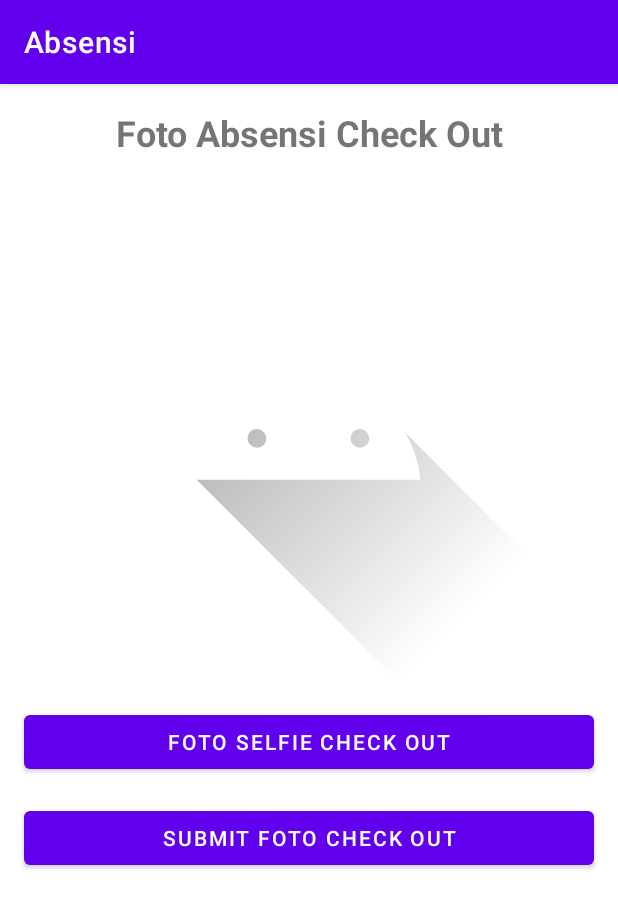
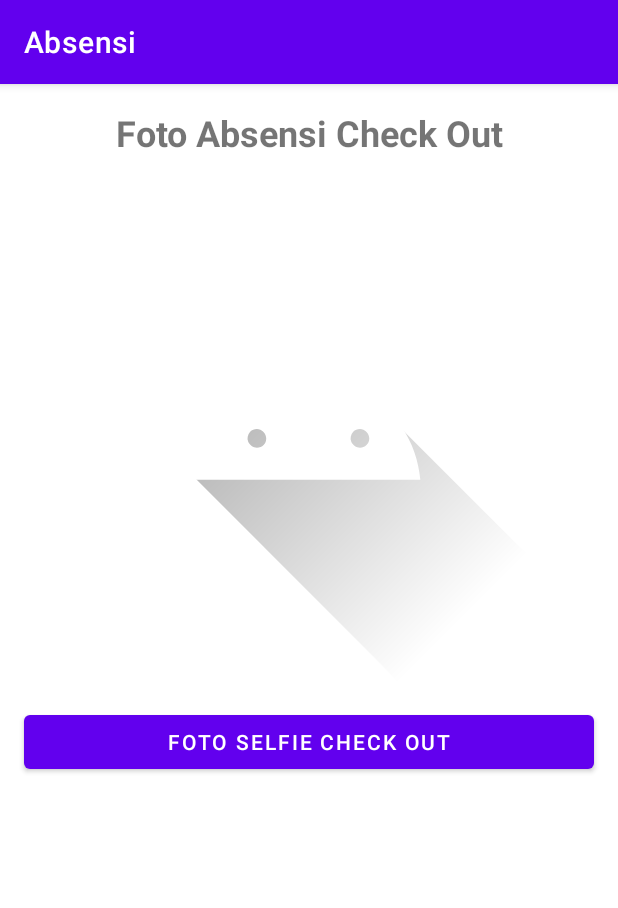
Before and after one commit to sulaiman666/AbsensiAndroid, an Android app: the CheckOutActivity screen opened directly, with no data from a screen before it, after a tap on "FOTO SELFIE CHECK OUT", on a phone screen of 412 x 824 dp. Shown: the top 908 px of the screen. Run offline under Robolectric (Android 15) with nearby library versions, the phone set to English and light mode, and no system bars; libraries missing offline, so code that uses them is left out: in.mayanknagwanshi.imagepicker; 5 statements that could not run were skipped.

Commit message:
fix checkin checkout

```diff
--- a/app/src/main/java/id/solo/absensi/CheckOutActivity.java
+++ b/app/src/main/java/id/solo/absensi/CheckOutActivity.java
@@ -39,10 +39,11 @@ import retrofit2.Callback;
 import retrofit2.Response;
 
 public class CheckOutActivity extends AppCompatActivity {
-    Button btnFoto, btnSubmitFoto;
+    Button btnFoto;
+//            btnSubmitFoto;
     TextView tvGPS, tvSuccess;
     ImageView imgLogin;
-    String mediaPath, textUsername;
+    String mediaPath = "", textUsername;
     String locationText = "0";
     FusedLocationProviderClient mFusedLocationProviderClient;
 
@@ -58,16 +59,23 @@ public class CheckOutActivity extends AppCompatActivity {
         textUsername = getIntent().getStringExtra("username");
 
         btnFoto.setOnClickListener(v -> {
-            Intent gambar = new Intent(CheckOutActivity.this, ImageSelectActivity.class);
-            gambar.putExtra(ImageSelectActivity.FLAG_COMPRESS, true);
-            gambar.putExtra(ImageSelectActivity.FLAG_CAMERA, true);
-            gambar.putExtra(ImageSelectActivity.FLAG_GALLERY, true);
-            startActivityForResult(gambar, 1);
+            if (mediaPath.isEmpty()) {
+                Intent gambar = new Intent(CheckOutActivity.this, ImageSelectActivity.class);
+                gambar.putExtra(ImageSelectActivity.FLAG_COMPRESS, true);
+                gambar.putExtra(ImageSelectActivity.FLAG_CAMERA, true);
+                gambar.putExtra(ImageSelectActivity.FLAG_GALLERY, true);
+                startActivityForResult(gambar, 1);
+            } else uploadAbsen();
+//            Intent gambar = new Intent(CheckOutActivity.this, ImageSelectActivity.class);
+//            gambar.putExtra(ImageSelectActivity.FLAG_COMPRESS, true);
+//            gambar.putExtra(ImageSelectActivity.FLAG_CAMERA, true);
+//            gambar.putExtra(ImageSelectActivity.FLAG_GALLERY, true);
+//            startActivityForResult(gambar, 1);
         });
 
-        btnSubmitFoto.setOnClickListener(v -> {
-            uploadAbsen();
-        });
+//        btnSubmitFoto.setOnClickListener(v -> {
+//            uploadAbsen();
+//        });
     }
 
     @SuppressLint({"UseCompatLoadingForDrawables", "SetTextI18n"})
@@ -115,7 +123,7 @@ public class CheckOutActivity extends AppCompatActivity {
             @Override
             public void onResponse(Call<ResponseBody> call, Response<ResponseBody> response) {
                 try {
-                    Toast.makeText(CheckOutActivity.this, String.valueOf(getJam() / 100) + ":" + String.valueOf(getJam() % 100) + " " + response.body().string(), Toast.LENGTH_LONG).show();
+                    Toast.makeText(CheckOutActivity.this, response.body().string(), Toast.LENGTH_LONG).show();
                 } catch (IOException e) {
                     e.printStackTrace();
                 }
@@ -129,12 +137,12 @@ public class CheckOutActivity extends AppCompatActivity {
         });
     }
 
-    private int getJam() {
-        Calendar calendar = Calendar.getInstance();
-        int hour24hrs = calendar.get(Calendar.HOUR_OF_DAY);
-        int minutes = calendar.get(Calendar.MINUTE);
-        return (hour24hrs * 100) + minutes;
-    }
+//    private int getJam() {
+//        Calendar calendar = Calendar.getInstance();
+//        int hour24hrs = calendar.get(Calendar.HOUR_OF_DAY);
+//        int minutes = calendar.get(Calendar.MINUTE);
+//        return (hour24hrs * 100) + minutes;
+//    }
 
     @SuppressLint("MissingPermission")
     private String getLocation() {
@@ -166,7 +174,7 @@ public class CheckOutActivity extends AppCompatActivity {
 
     private void varInit() {
         btnFoto = findViewById(R.id.btn_foto);
-        btnSubmitFoto = findViewById(R.id.btn_submit_foto);
+//        btnSubmitFoto = findViewById(R.id.btn_submit_foto);
         imgLogin = findViewById(R.id.img_login);
         tvGPS = findViewById(R.id.tv_gps);
         tvSuccess = findViewById(R.id.tv_success);
--- a/app/src/main/res/layout/activity_check_out.xml
+++ b/app/src/main/res/layout/activity_check_out.xml
@@ -51,11 +51,11 @@
         android:text="Foto Selfie Check Out"
         android:layout_margin="8dp"/>
 
-    <Button
-        android:id="@+id/btn_submit_foto"
-        android:layout_width="match_parent"
-        android:layout_height="wrap_content"
-        android:text="Submit Foto Check Out"
-        android:layout_margin="8dp"/>
+</LinearLayout>
 
-</LinearLayout>
+<!--<Button-->
+<!--android:id="@+id/btn_submit_foto"-->
+<!--android:layout_width="match_parent"-->
+<!--android:layout_height="wrap_content"-->
+<!--android:text="Submit Foto Check Out"-->
+<!--android:layout_margin="8dp"/>-->
```
Also changed, not shown: app/src/main/java/id/solo/absensi/CheckInActivity.java (+29 -20 lines), app/src/main/res/layout/activity_check_in.xml (+7 -7 lines).
